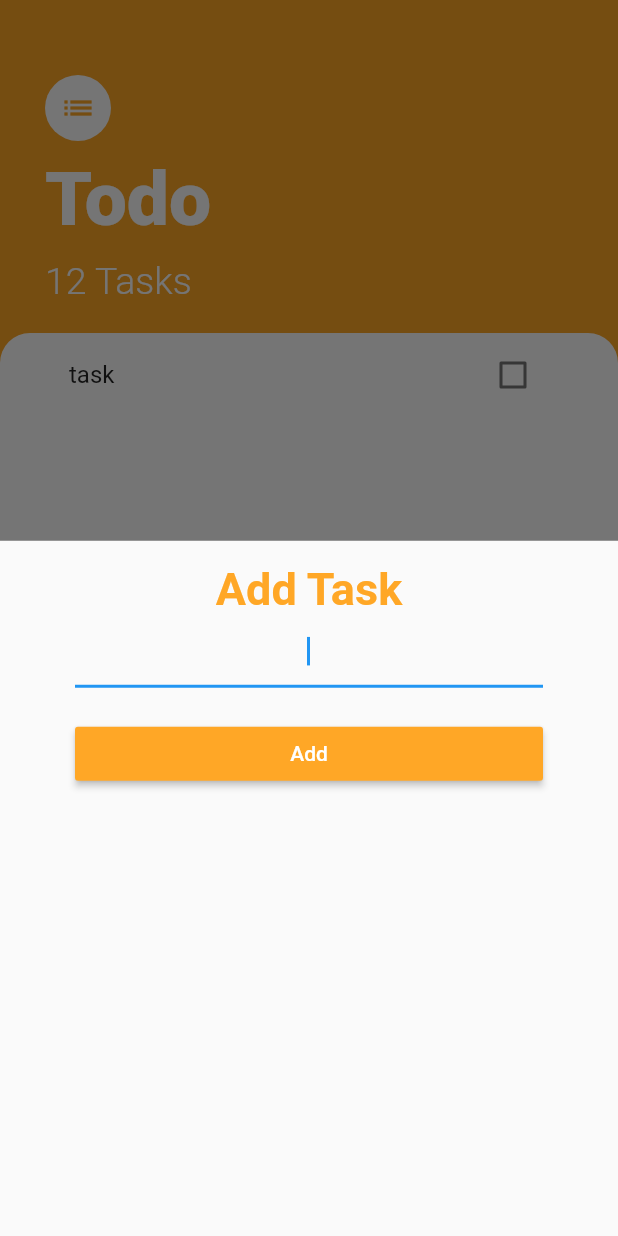
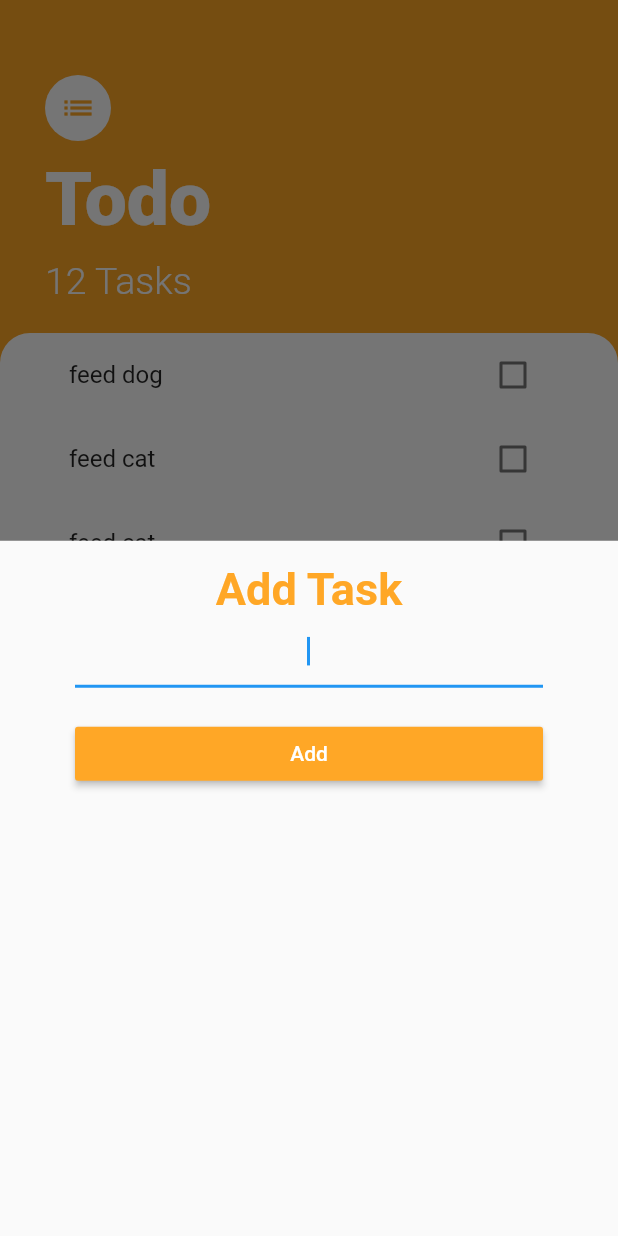
Before and after one commit to owengiri20/flutter_todo, a Flutter app: the screen it shows after launch, after a tap on the "add" icon, on a phone screen of 412 x 824 dp. Run offline on Flutter 3.47's test engine with Material 2 defaults, Android fonts, the phone set to English and light mode, and no system bars.

Commit message:
add tasks

```diff
--- a/lib/models/types.dart
+++ b/lib/models/types.dart
@@ -0,0 +1,10 @@
+class Task {
+  final String name;
+  bool isDone;
+
+  Task({this.name, this.isDone = false});
+
+  void toggleDone () {
+    isDone = !isDone;
+  }
+}
--- a/lib/screens/add_task_screen.dart
+++ b/lib/screens/add_task_screen.dart
@@ -1,9 +1,20 @@
 import 'package:flutter/cupertino.dart';
 import 'package:flutter/material.dart';
 
-class AddTaskScreen extends StatelessWidget {
+class AddTaskScreen extends StatefulWidget {
+  final Function addTask;
+  AddTaskScreen(this.addTask);
+
+  @override
+  _AddTaskScreenState createState() => _AddTaskScreenState();
+}
+
+class _AddTaskScreenState extends State<AddTaskScreen> {
+  String newTaskTitle;
   @override
   Widget build(BuildContext context) {
+
+
     return Container(
       child: Padding(
         padding: EdgeInsets.symmetric(horizontal: 50, vertical: 15),
@@ -19,14 +30,29 @@ class AddTaskScreen extends StatelessWidget {
                   fontWeight: FontWeight.w600),
             ),
             TextField(
+              onChanged: (newText) {
+                print(newText);
+                newTaskTitle = newText;
+                print(newTaskTitle);
+
+              },
               autofocus: true,
               textAlign: TextAlign.center,
             ),
-            SizedBox(height: 20,),
+            SizedBox(
+              height: 20,
+            ),
             RaisedButton(
               color: Colors.orange.shade400,
-              child: Text("Add", style: TextStyle(color: Colors.white),),
-              onPressed: () {},
+              child: Text(
+                "Add",
+                style: TextStyle(color: Colors.white),
+              ),
+              onPressed: () {
+                print(newTaskTitle);
+                widget.addTask(newTaskTitle);
+                Navigator.pop(context);
+              },
             )
           ],
         ),
--- a/lib/screens/tasks_screen.dart
+++ b/lib/screens/tasks_screen.dart
@@ -1,16 +1,37 @@
 import 'package:flutter/cupertino.dart';
 import 'package:flutter/material.dart';
+import 'package:fluttertodo/models/types.dart';
 import 'package:fluttertodo/widgets/task_list.dart';
 
 import 'add_task_screen.dart';
 
-class TasksScreen extends StatelessWidget {
+class TasksScreen extends StatefulWidget {
+  @override
+  _TasksScreenState createState() => _TasksScreenState();
+}
+
+class _TasksScreenState extends State<TasksScreen> {
+  List<Task> tasks = [
+    Task(name: "feed dog"),
+    Task(name: "feed cat"),
+    Task(name: "feed cat"),
+    Task(name: "feed cat"),
+  ];
   @override
   Widget build(BuildContext context) {
     return Scaffold(
       floatingActionButton: FloatingActionButton(
         onPressed: () {
-          showModalBottomSheet(context: context, builder: (context) => AddTaskScreen());
+          showModalBottomSheet(
+            context: context,
+            builder: (context) => AddTaskScreen((newTitle) {
+              setState(() {
+                print(newTitle);
+                tasks.add(Task(name: newTitle));
+              });
+
+            }),
+          );
         },
         backgroundColor: Colors.orange.shade400,
         child: Icon(Icons.add),
@@ -23,7 +44,6 @@ class TasksScreen extends StatelessWidget {
             padding: EdgeInsets.only(top: 50, left: 30, right: 30),
             child: Column(
               crossAxisAlignment: CrossAxisAlignment.start,
-
               children: [
                 CircleAvatar(
                   child: Icon(
@@ -62,7 +82,7 @@ class TasksScreen extends StatelessWidget {
           Expanded(
             child: Container(
               padding: EdgeInsets.symmetric(horizontal: 30),
-              child: TasksList(),
+              child: TasksList(tasks),
               width: double.infinity,
               decoration: BoxDecoration(
                   color: Colors.white,
--- a/lib/widgets/task_list.dart
+++ b/lib/widgets/task_list.dart
@@ -1,8 +1,10 @@
 import 'package:flutter/material.dart';
+import 'package:fluttertodo/models/types.dart';
 import 'package:fluttertodo/widgets/task_tile.dart';
 
 class TasksList extends StatefulWidget {
-  List<Task> task = [];
+  final List<Task> tasks;
+  TasksList(this.tasks);
   @override
   _TasksListState createState() => _TasksListState();
 }
@@ -10,10 +12,16 @@ class TasksList extends StatefulWidget {
 class _TasksListState extends State<TasksList> {
   @override
   Widget build(BuildContext context) {
-    return ListView(
-      children: [
-        TaskTile()
-      ],
+    return ListView.builder(
+      itemBuilder: (context, idx) {
+        return TaskTile(
+          widget.tasks[idx],
+          () => setState(() => widget.tasks[idx].toggleDone()),
+        );
+      },
+      itemCount: widget.tasks.length,
     );
   }
 }
+
+// () => setState(() => tasks.add(Task)),
--- a/lib/widgets/task_tile.dart
+++ b/lib/widgets/task_tile.dart
@@ -1,43 +1,35 @@
 import 'package:flutter/material.dart';
+import 'package:fluttertodo/models/types.dart';
 
-class TaskTile extends StatefulWidget {
-  @override
-  _TaskTileState createState() => _TaskTileState();
-}
+class TaskTile extends StatelessWidget {
+//  final bool isChecked;
+//  final String title;
+//  final Function toggleChecked;
 
-class _TaskTileState extends State<TaskTile> {
-  bool isChecked = false;
+  final Task task;
+  final Function toggleChecked;
+
+
+  TaskTile(this.task, this.toggleChecked, );
 
   @override
   Widget build(BuildContext context) {
     return ListTile(
-      title: Text(
-        "task",
-        style: TextStyle(
-            decoration: isChecked ? TextDecoration.lineThrough : null),
-      ),
-      trailing: TaskCheckbox(isChecked, () {
-        setState(() {
-          isChecked = !isChecked;
-        });
-      }),
-    );
+        title: Text(
+          task.name,
+          style: TextStyle(
+              decoration: task.isDone ? TextDecoration.lineThrough : null),
+        ),
+        trailing: Checkbox(
+          activeColor: Colors.orange.shade400,
+          value: task.isDone,
+          onChanged: (v) => toggleChecked(),
+        ));
   }
 }
 
-class TaskCheckbox extends StatelessWidget {
-  final bool checkboxState;
-  final Function toggleCheckbox;
-  TaskCheckbox(this.checkboxState, this.toggleCheckbox);
-
-  @override
-  Widget build(BuildContext context) {
-    return Checkbox(
-      activeColor: Colors.orange.shade400,
-      value: checkboxState,
-      onChanged: (v) {
-        toggleCheckbox();
-      },
-    );
-  }
-}
+//() {
+//setState(() {
+//isChecked = !isChecked;
+//});
+//}
```
